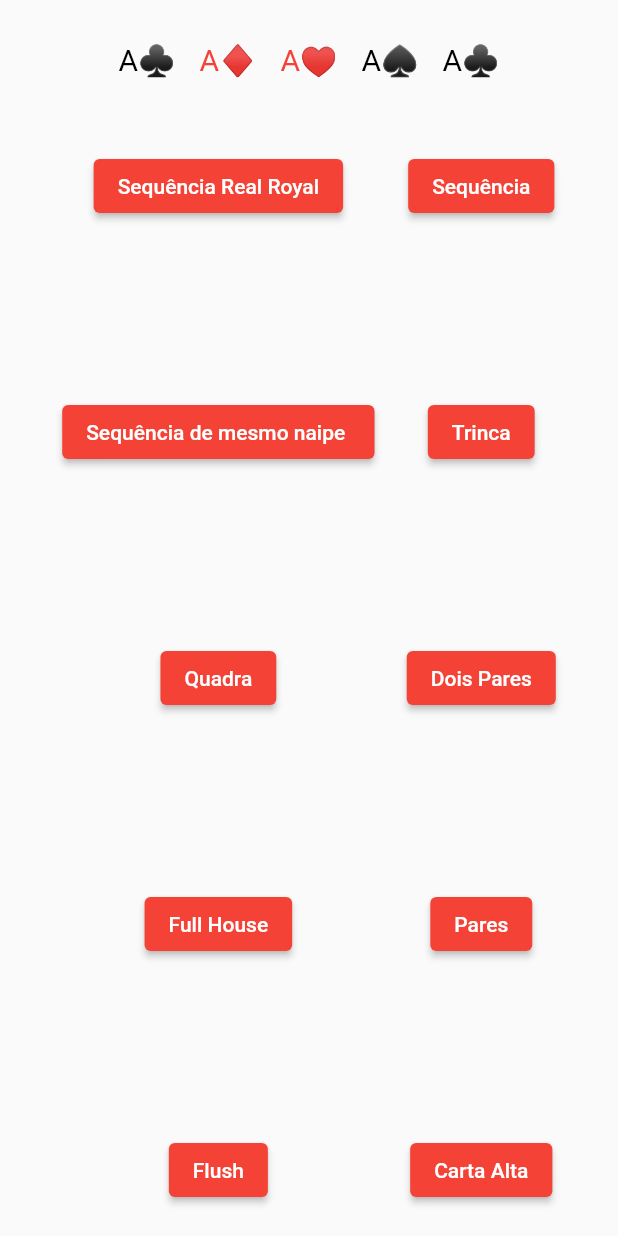
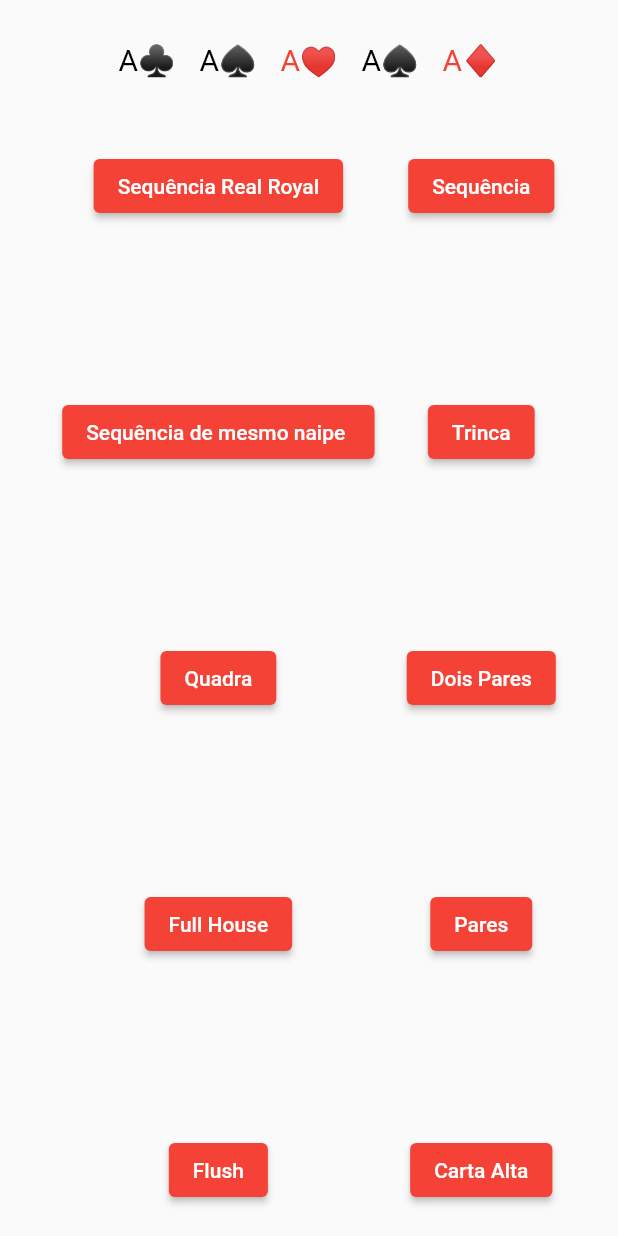
Before and after one commit to leandrorochaadm/learn_poker, a Flutter app: the screen it shows after launch, on a phone screen of 412 x 824 dp. Run offline on Flutter 3.47's test engine with Material 2 defaults, Android fonts, the phone set to English and light mode, and no system bars.

```diff
--- a/lib/home.dart
+++ b/lib/home.dart
@@ -1,3 +1,5 @@
+import 'dart:math';
+
 import 'package:aprenda_poker/card_model.dart';
 import 'package:aprenda_poker/card_playing.dart';
 import 'package:aprenda_poker/suits_enum.dart';
@@ -13,10 +15,7 @@ class HomePage extends StatefulWidget {
 class _HomePageState extends State<HomePage> {
   @override
   Widget build(BuildContext context) {
-    final ac = CardModel(label: "A", suit: Suits.clubs, value: 1);
-    final ad = CardModel(label: "A", suit: Suits.diamonds, value: 1);
-    final ah = CardModel(label: "A", suit: Suits.hearts, value: 1);
-    final as = CardModel(label: "A", suit: Suits.spades, value: 1);
+    List<CardModel> table = _cheapSort();
     return Scaffold(
       body: Column(
         children: [
@@ -24,13 +23,7 @@ class _HomePageState extends State<HomePage> {
             padding: const EdgeInsets.symmetric(vertical: 20),
             child: Row(
               mainAxisAlignment: MainAxisAlignment.center,
-              children: [
-                CardPlaying(ac),
-                CardPlaying(ad),
-                CardPlaying(ah),
-                CardPlaying(as),
-                CardPlaying(ac),
-              ],
+              children: table.map((e) => CardPlaying(e)).toList(),
             ),
           ),
           Expanded(
@@ -80,4 +73,34 @@ class _HomePageState extends State<HomePage> {
       ),
     );
   }
+
+  List<CardModel> _cheapComplete() {
+    return [
+      CardModel(label: "A", suit: Suits.clubs, value: 1),
+      CardModel(label: "A", suit: Suits.diamonds, value: 1),
+      CardModel(label: "A", suit: Suits.hearts, value: 1),
+      CardModel(label: "A", suit: Suits.spades, value: 1),
+      CardModel(label: "A", suit: Suits.spades, value: 1),
+      CardModel(label: "A", suit: Suits.clubs, value: 1),
+      CardModel(label: "A", suit: Suits.diamonds, value: 1),
+      CardModel(label: "A", suit: Suits.hearts, value: 1),
+      CardModel(label: "A", suit: Suits.spades, value: 1),
+      CardModel(label: "A", suit: Suits.spades, value: 1),
+    ];
+  }
+
+  List<CardModel> _cheapSort() {
+    List<CardModel> cheapUse = _cheapComplete();
+
+    List<CardModel> table = [];
+
+    Random random = Random();
+    while (table.length < 5) {
+      int randomNumber = random.nextInt(cheapUse.length);
+      table.add(cheapUse[randomNumber]);
+      cheapUse.removeAt(randomNumber);
+    }
+
+    return table;
+  }
 }
```
